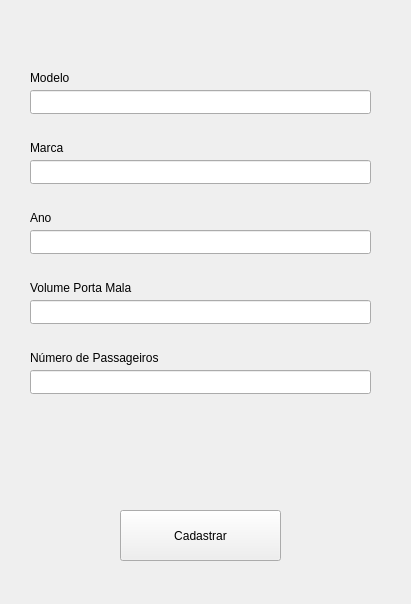
Old version of the form cadastrar.ui in the repository jehhzacarias/gogears3.
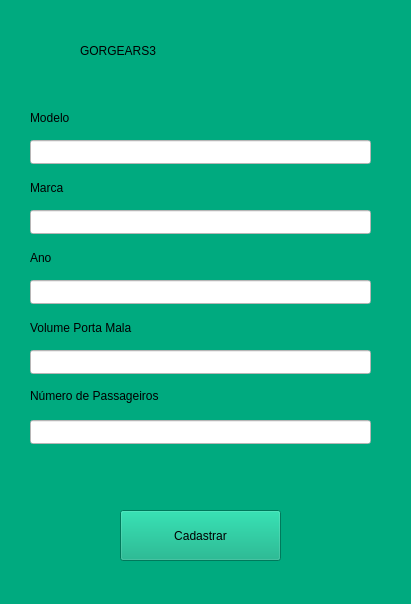
New version of the form.

What changed in the file:
```diff
--- a/cadastrar.ui
+++ b/cadastrar.ui
@@ -13,6 +13,9 @@
   <property name="windowTitle">
    <string>Form</string>
   </property>
+  <property name="styleSheet">
+   <string notr="true">background-color: rgb(0, 170, 127);</string>
+  </property>
   <widget class="QPushButton" name="pushButton">
    <property name="geometry">
     <rect>
@@ -22,6 +25,9 @@
      <height>51</height>
     </rect>
    </property>
+   <property name="styleSheet">
+    <string notr="true">font: 700 10pt &quot;Segoe UI&quot;;</string>
+   </property>
    <property name="text">
     <string>Cadastrar</string>
    </property>
@@ -30,61 +36,79 @@
    <property name="geometry">
     <rect>
      <x>30</x>
-     <y>90</y>
+     <y>140</y>
      <width>341</width>
      <height>24</height>
     </rect>
    </property>
+   <property name="styleSheet">
+    <string notr="true">background-color: rgb(255, 255, 255);</string>
+   </property>
   </widget>
   <widget class="QLineEdit" name="lineEdit_2">
    <property name="geometry">
     <rect>
      <x>30</x>
-     <y>160</y>
+     <y>210</y>
      <width>341</width>
      <height>24</height>
     </rect>
    </property>
+   <property name="styleSheet">
+    <string notr="true">background-color: rgb(255, 255, 255);</string>
+   </property>
   </widget>
   <widget class="QLineEdit" name="lineEdit_3">
    <property name="geometry">
     <rect>
      <x>30</x>
-     <y>230</y>
+     <y>280</y>
      <width>341</width>
      <height>24</height>
     </rect>
    </property>
+   <property name="styleSheet">
+    <string notr="true">background-color: rgb(255, 255, 255);</string>
+   </property>
   </widget>
   <widget class="QLineEdit" name="lineEdit_4">
    <property name="geometry">
     <rect>
      <x>30</x>
-     <y>300</y>
+     <y>350</y>
      <width>341</width>
      <height>24</height>
     </rect>
    </property>
+   <property name="styleSheet">
+    <string notr="true">background-color: rgb(255, 255, 255);</string>
+   </property>
   </widget>
   <widget class="QLineEdit" name="lineEdit_5">
    <property name="geometry">
     <rect>
      <x>30</x>
-     <y>370</y>
+     <y>420</y>
      <width>341</width>
      <height>24</height>
     </rect>
    </property>
+   <property name="styleSheet">
+    <string notr="true">background-color: rgb(255, 255, 255);</string>
+   </property>
   </widget>
   <widget class="QLabel" name="label">
    <property name="geometry">
     <rect>
      <x>30</x>
-     <y>70</y>
+     <y>110</y>
      <width>341</width>
      <height>16</height>
     </rect>
    </property>
+   <property name="styleSheet">
+    <string notr="true">font: 700 10pt &quot;Segoe UI&quot;;</string>
+   </property>
    <property name="text">
     <string>Modelo</string>
    </property>
@@ -93,11 +117,14 @@
    <property name="geometry">
     <rect>
      <x>30</x>
-     <y>140</y>
+     <y>180</y>
      <width>341</width>
      <height>16</height>
     </rect>
    </property>
+   <property name="styleSheet">
+    <string notr="true">font: 700 10pt &quot;Segoe UI&quot;;</string>
+   </property>
    <property name="text">
     <string>Marca</string>
    </property>
@@ -106,11 +133,14 @@
    <property name="geometry">
     <rect>
      <x>30</x>
-     <y>210</y>
+     <y>250</y>
      <width>341</width>
      <height>16</height>
     </rect>
    </property>
+   <property name="styleSheet">
+    <string notr="true">font: 700 10pt &quot;Segoe UI&quot;;</string>
+   </property>
    <property name="text">
     <string>Ano</string>
    </property>
@@ -119,11 +149,14 @@
    <property name="geometry">
     <rect>
      <x>30</x>
-     <y>280</y>
+     <y>320</y>
      <width>341</width>
      <height>16</height>
     </rect>
    </property>
+   <property name="styleSheet">
+    <string notr="true">font: 700 10pt &quot;Segoe UI&quot;;</string>
+   </property>
    <property name="text">
     <string>Volume Porta Mala</string>
    </property>
@@ -132,15 +165,35 @@
    <property name="geometry">
     <rect>
      <x>30</x>
-     <y>350</y>
+     <y>380</y>
      <width>341</width>
-     <height>16</height>
+     <height>31</height>
     </rect>
    </property>
+   <property name="styleSheet">
+    <string notr="true">font: 700 10pt &quot;Segoe UI&quot;;</string>
+   </property>
    <property name="text">
     <string>Número de Passageiros</string>
    </property>
   </widget>
+  <widget class="QLabel" name="label_6">
+   <property name="geometry">
+    <rect>
+     <x>80</x>
+     <y>10</y>
+     <width>291</width>
+     <height>81</height>
+    </rect>
+   </property>
+   <property name="styleSheet">
+    <string notr="true">font: 700 10pt &quot;Segoe UI&quot;;
+font: 700 28pt &quot;Times New Roman&quot;;</string>
+   </property>
+   <property name="text">
+    <string>GORGEARS3</string>
+   </property>
+  </widget>
  </widget>
  <resources/>
  <connections/>
```
